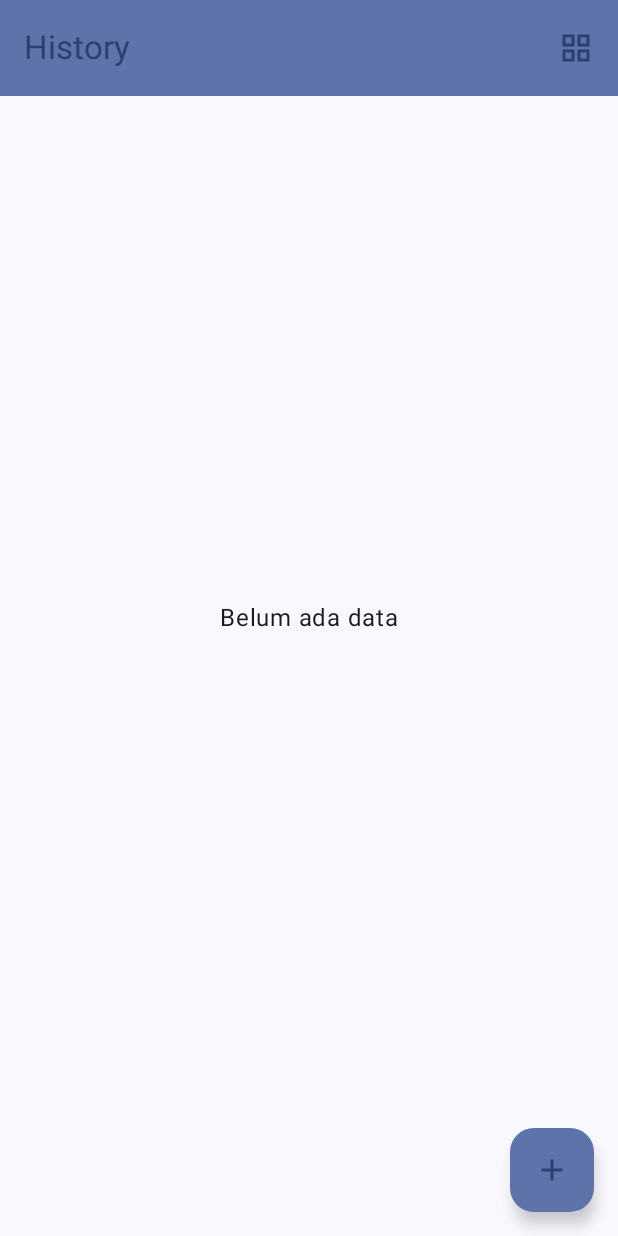
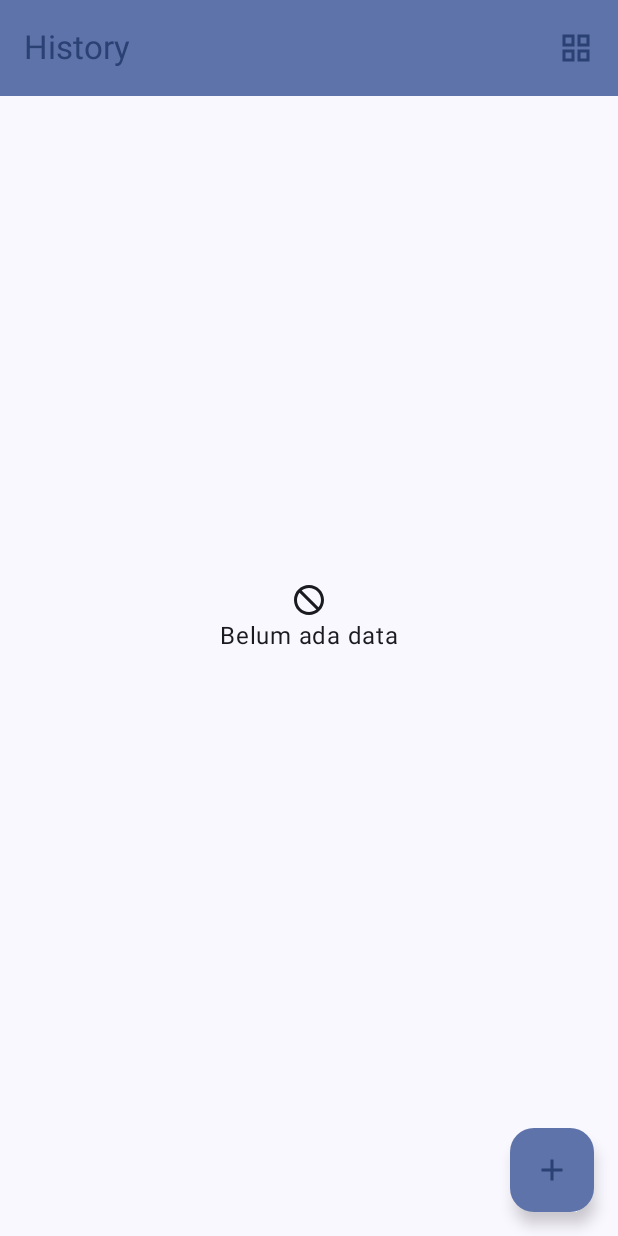
Before and after one commit to DiveeDamarjati/Asessment2_Mobpro, an Android app built with Jetpack Compose: the screen it shows after launch (MainActivity), on a phone screen of 412 x 824 dp. Run offline under Robolectric (Android 15) with nearby library versions, the phone set to English and light mode, and no system bars; our stand-ins replace Room's generated code.

Commit message:
Asessment2 Mobpro (Update)

```diff
--- a/app/src/main/java/org/d3if0106/asessment2/ui/screen/MainScreen.kt
+++ b/app/src/main/java/org/d3if0106/asessment2/ui/screen/MainScreen.kt
@@ -126,6 +126,12 @@ fun ScreenContent(showList: Boolean, modifier : Modifier, navController: NavHost
             verticalArrangement = Arrangement.Center,
             horizontalAlignment = Alignment.CenterHorizontally
         ){
+            Icon(
+                painter = painterResource(
+                    R.drawable.baseline_do_not_disturb_24
+                ),
+                contentDescription = ""
+            )
             Text(text = stringResource(id = R.string.list_kosong))
         }
     }else{
--- /dev/null
+++ b/app/src/main/res/drawable/baseline_do_not_disturb_24.xml
@@ -0,0 +1,5 @@
+<vector android:height="24dp" android:tint="#000000"
+    android:viewportHeight="24" android:viewportWidth="24"
+    android:width="24dp" xmlns:android="http://schemas.android.com/apk/res/android">
+    <path android:fillColor="@android:color/white" android:pathData="M12,2C6.48,2 2,6.48 2,12s4.48,10 10,10 10,-4.48 10,-10S17.52,2 12,2zM12,20c-4.42,0 -8,-3.58 -8,-8 0,-1.85 0.63,-3.55 1.69,-4.9L16.9,18.31C15.55,19.37 13.85,20 12,20zM18.31,16.9L7.1,5.69C8.45,4.63 10.15,4 12,4c4.42,0 8,3.58 8,8 0,1.85 -0.63,3.55 -1.69,4.9z"/>
+</vector>
```
